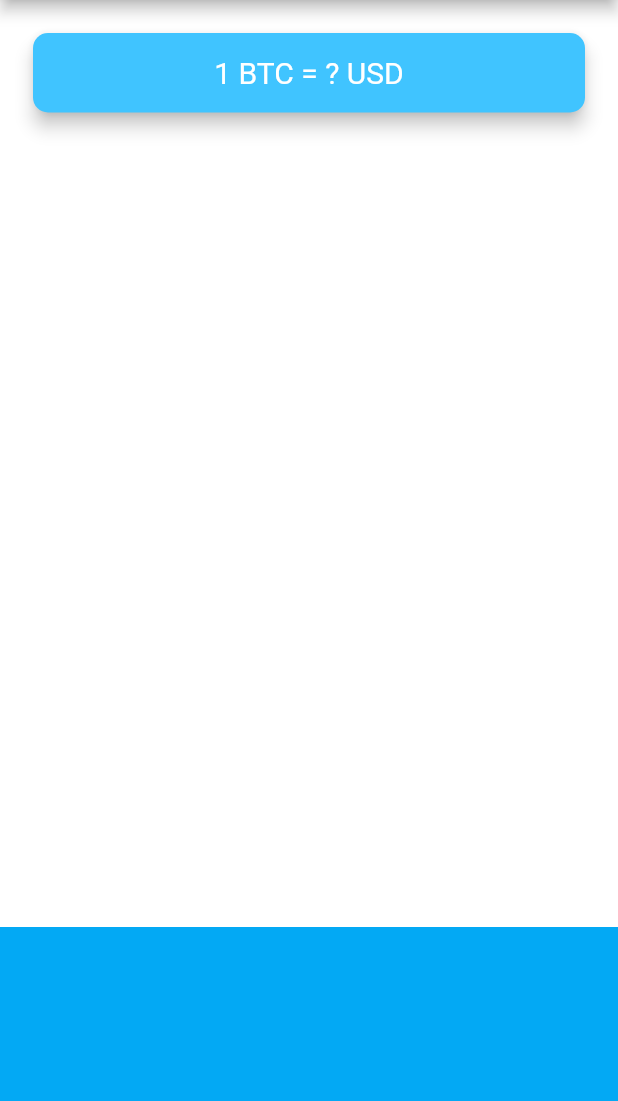
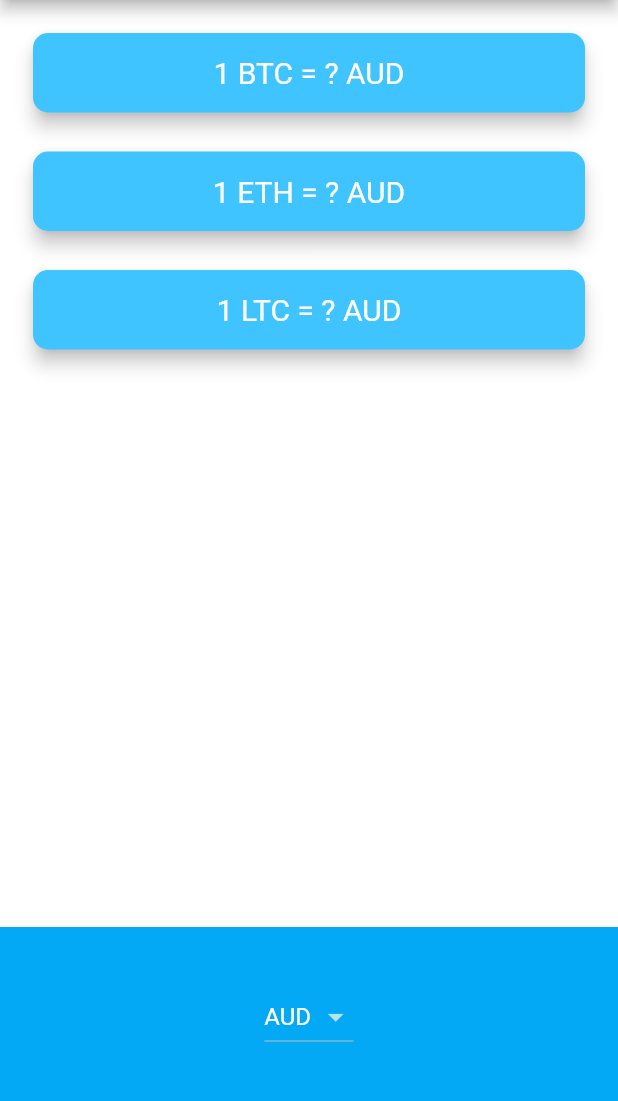
Before and after one commit to iTzFaisal/Flutter-Bitcoin, a Flutter app: the screen it shows after launch, on a phone screen of 412 x 824 dp, the part 84-1185 px from its top. Run offline on Flutter 3.47's test engine with Material 2 defaults, Android fonts, the phone set to English and light mode, and no system bars; network calls fail.

Commit message:
Done with the challenges with help

```diff
--- a/lib/price_screen.dart
+++ b/lib/price_screen.dart
@@ -1,4 +1,7 @@
 import 'package:flutter/material.dart';
+import 'package:flutter/cupertino.dart';
+import 'coin_data.dart';
+import 'dart:io' show Platform;
 
 class PriceScreen extends StatefulWidget {
   @override
@@ -6,6 +9,88 @@ class PriceScreen extends StatefulWidget {
 }
 
 class _PriceScreenState extends State<PriceScreen> {
+  String selectedCurrency = 'AUD';
+
+  DropdownButton<String> androidDropdown() {
+    List<DropdownMenuItem<String>> dropdownItems = [];
+    for (String currency in currenciesList) {
+      var newItem = DropdownMenuItem(
+        child: Text(currency),
+        value: currency,
+      );
+      dropdownItems.add(newItem);
+    }
+
+    return DropdownButton<String>(
+      value: selectedCurrency,
+      items: dropdownItems,
+      onChanged: (value) {
+        setState(() {
+          selectedCurrency = value;
+          getData();
+        });
+      },
+    );
+  }
+
+  CupertinoPicker iOSPicker() {
+    List<Text> pickerItems = [];
+    for (String currency in currenciesList) {
+      pickerItems.add(Text(currency));
+    }
+
+    return CupertinoPicker(
+      backgroundColor: Colors.lightBlue,
+      itemExtent: 32.0,
+      onSelectedItemChanged: (selectedIndex) {
+        setState(() {
+          selectedCurrency = currenciesList[selectedIndex];
+          getData();
+        });
+      },
+      children: pickerItems,
+    );
+  }
+
+  Map<String, String> coinValues = {};
+  bool isWaiting = false;
+
+  void getData() async {
+    isWaiting = true;
+    try {
+      var data = await CoinData().getCoinData(selectedCurrency);
+      isWaiting = false;
+      setState(() {
+        coinValues = data;
+      });
+    } catch (e) {
+      print(e);
+    }
+  }
+
+  @override
+  void initState() {
+    super.initState();
+    getData();
+  }
+
+  Column makeCards() {
+    List<CryptoCard> cryptoCards = [];
+    for (String crypto in cryptoList) {
+      cryptoCards.add(
+        CryptoCard(
+          cryptoCurrency: crypto,
+          selectedCurrency: selectedCurrency,
+          value: isWaiting ? '?' : coinValues[crypto],
+        ),
+      );
+    }
+    return Column(
+      crossAxisAlignment: CrossAxisAlignment.stretch,
+      children: cryptoCards,
+    );
+  }
+
   @override
   Widget build(BuildContext context) {
     return Scaffold(
@@ -16,7 +101,34 @@ class _PriceScreenState extends State<PriceScreen> {
         mainAxisAlignment: MainAxisAlignment.spaceBetween,
         crossAxisAlignment: CrossAxisAlignment.stretch,
         children: <Widget>[
-          Padding(
+          makeCards(),
+          Container(
+            height: 150.0,
+            alignment: Alignment.center,
+            padding: EdgeInsets.only(bottom: 30.0),
+            color: Colors.lightBlue,
+            child: Platform.isIOS ? iOSPicker() : androidDropdown(),
+          ),
+        ],
+      ),
+    );
+  }
+}
+
+class CryptoCard extends StatelessWidget {
+  const CryptoCard({
+    this.value,
+    this.selectedCurrency,
+    this.cryptoCurrency,
+  });
+
+  final String value;
+  final String selectedCurrency;
+  final String cryptoCurrency;
+
+  @override
+  Widget build(BuildContext context) {
+    return Padding(
       padding: EdgeInsets.fromLTRB(18.0, 18.0, 18.0, 0),
       child: Card(
         color: Colors.lightBlueAccent,
@@ -27,7 +139,7 @@ class _PriceScreenState extends State<PriceScreen> {
         child: Padding(
           padding: EdgeInsets.symmetric(vertical: 15.0, horizontal: 28.0),
           child: Text(
-                  '1 BTC = ? USD',
+            '1 $cryptoCurrency = $value $selectedCurrency',
             textAlign: TextAlign.center,
             style: TextStyle(
               fontSize: 20.0,
@@ -36,16 +148,6 @@ class _PriceScreenState extends State<PriceScreen> {
           ),
         ),
       ),
-          ),
-          Container(
-            height: 150.0,
-            alignment: Alignment.center,
-            padding: EdgeInsets.only(bottom: 30.0),
-            color: Colors.lightBlue,
-            child: null,
-          ),
-        ],
-      ),
     );
   }
 }
--- a/pubspec.yaml
+++ b/pubspec.yaml
@@ -1,7 +1,6 @@
 name: bitcoin_ticker
 description: A new Flutter application.
 version: 1.0.0+1
-
 environment:
   sdk: ">=2.1.0 <3.0.0"
 
@@ -10,11 +9,10 @@ dependencies:
     sdk: flutter
 
   cupertino_icons: ^0.1.2
+  http: ^0.12.0+2
 
 dev_dependencies:
   flutter_test:
     sdk: flutter
-
 flutter:
-
   uses-material-design: true
```
Also changed, not shown: lib/coin_data.dart (+26 -6 lines), pubspec.lock, 3 other files. Lines whose indentation alone changed are shown as unchanged.
